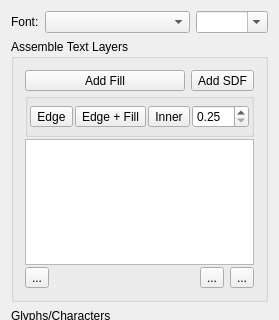
Old version of the form Harmony/src/Editor/Text/TextWidget.ui in the repository GameOverture/HarmonyEngine; both pictures show x 0 to 279 and y 0 to 320 of the 279 by 490 pixel window.
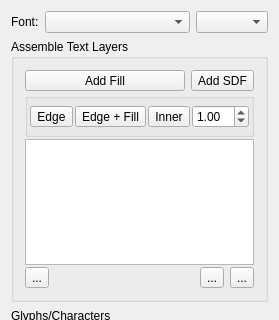
New version of the form. Icons and pictures are not drawn. Custom widgets are drawn as their Qt base class.

```diff
--- a/Harmony/src/Editor/Text/TextWidget.ui
+++ b/Harmony/src/Editor/Text/TextWidget.ui
@@ -44,7 +44,7 @@
           </sizepolicy>
          </property>
          <property name="editable">
-          <bool>true</bool>
+          <bool>false</bool>
          </property>
         </widget>
        </item>
@@ -157,6 +157,9 @@
              <property name="singleStep">
               <double>0.250000000000000</double>
              </property>
+             <property name="value">
+              <double>1.000000000000000</double>
+             </property>
             </widget>
            </item>
           </layout>
```
Left out of the diff: 2 changed lines with no effect on the pictures.
